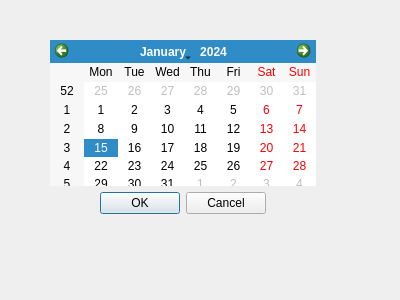
The window that src/QtApp/view/calendardialog.ui (Rodneyxr/USAA-Codeathon-2015) describes before a commit, drawn with Qt 5.
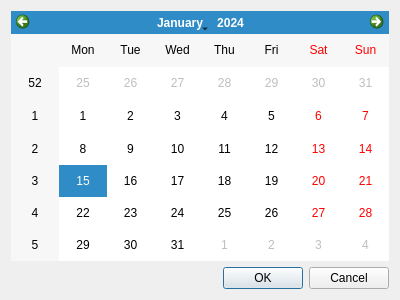
The same window after the commit.

Commit message: Bam row selection implemented

```diff
--- a/src/QtApp/view/calendardialog.ui
+++ b/src/QtApp/view/calendardialog.ui
@@ -13,20 +13,11 @@
   <property name="windowTitle">
    <string>Dialog</string>
   </property>
-  <widget class="QWidget" name="verticalLayoutWidget">
-   <property name="geometry">
-    <rect>
-     <x>50</x>
-     <y>40</y>
-     <width>266</width>
-     <height>174</height>
-    </rect>
-   </property>
    <layout class="QVBoxLayout" name="verticalLayout">
     <item>
      <widget class="QCalendarWidget" name="calendarWidget"/>
     </item>
-    <item alignment="Qt::AlignHCenter|Qt::AlignVCenter">
+   <item>
      <widget class="QDialogButtonBox" name="checkBox">
       <property name="orientation">
        <enum>Qt::Horizontal</enum>
@@ -37,7 +28,6 @@
      </widget>
     </item>
    </layout>
-  </widget>
  </widget>
  <resources/>
  <connections>
```
Lines whose indentation alone changed are shown as unchanged. The commit also changes 2 other files.
